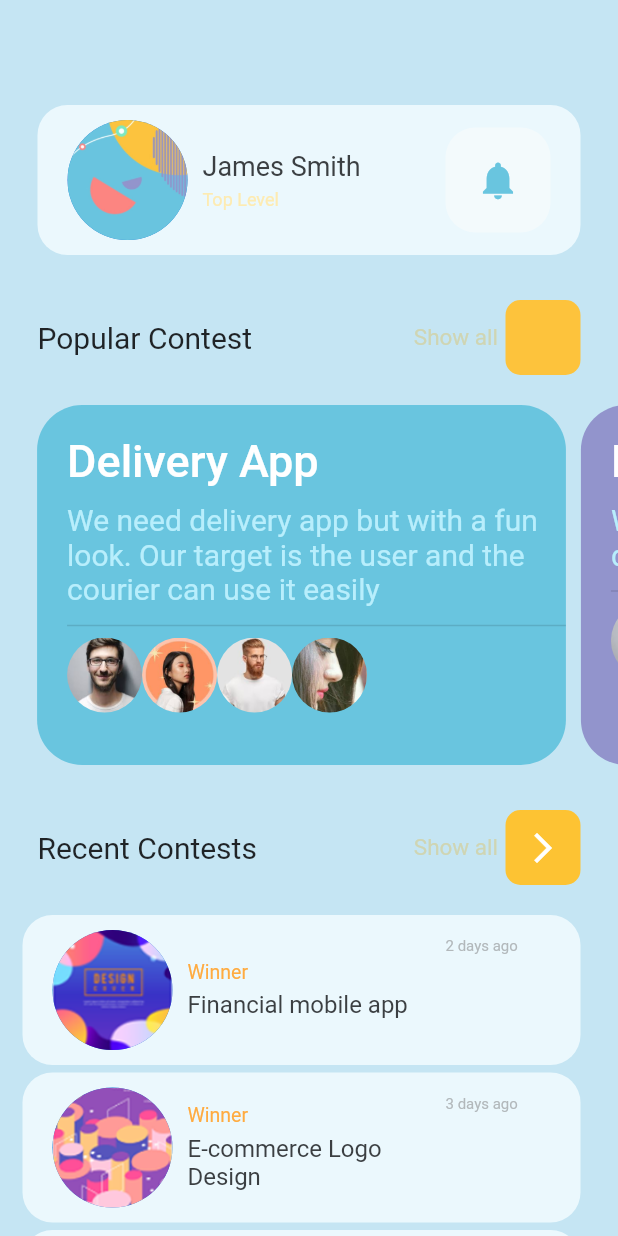
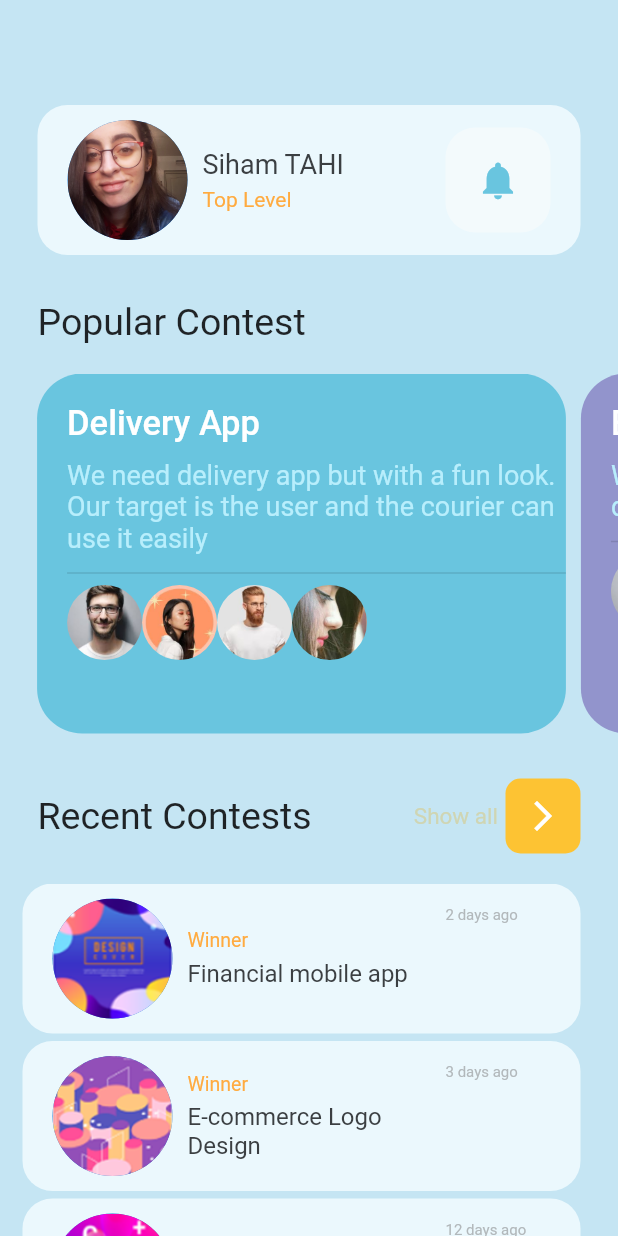
Before and after one commit to Sihamtahi/ContestsApp, a Flutter app: the ContentPage screen opened directly, on a phone screen of 412 x 824 dp. Run offline on Flutter 3.47's test engine with Material 2 defaults, Android fonts, the phone set to English and light mode, and no system bars; our stand-ins replace get.

Commit message:
fixingg the content page

```diff
--- a/lib/content_page.dart
+++ b/lib/content_page.dart
@@ -64,7 +64,7 @@ class _ContentPageState extends State<ContentPage> {
                       CircleAvatar(
                         radius:40,
                         backgroundImage: AssetImage(
-                            "img/background.jpg"
+                            "img/siham.jpg"
                         ),
                       ),
                       SizedBox(width: 10,),
@@ -73,7 +73,7 @@ class _ContentPageState extends State<ContentPage> {
                         crossAxisAlignment: CrossAxisAlignment.start,
                         children: [
                           Text(
-                            "James Smith",
+                            "Siham TAHI",
                             style: TextStyle(
                                 color:Color(0xFF3b3f42),
                                 fontSize: 18,
@@ -84,8 +84,9 @@ class _ContentPageState extends State<ContentPage> {
                           Text(
                             "Top Level",
                             style: TextStyle(
-                                color:Color(0xFFfdebb2),
-                                fontSize: 12,
+                                color:Colors.orangeAccent,
+                                fontSize: 14,
+
                                 decoration: TextDecoration.none
                             ),
                           ),
@@ -123,12 +124,13 @@ class _ContentPageState extends State<ContentPage> {
                       "Popular Contest",
                       style: TextStyle(
                           color:Color(0xFF1f2326),
-                          fontSize: 20,
+                          fontSize: 25,
+
                           decoration: TextDecoration.none
                       ),
                     ),
                     Expanded(child: Container()),
-                    Text(
+                   /* Text(
                       "Show all",
                       style: TextStyle(
                           color:Color(0xFFcfd5b3),
@@ -148,7 +150,7 @@ class _ContentPageState extends State<ContentPage> {
                       child : GestureDetector(
 
                       ),
-                    )
+                    )*/
                   ],
                 ),
               ),
@@ -190,7 +192,7 @@ class _ContentPageState extends State<ContentPage> {
                                       Text(
                                         info[i]['title'],
                                         style: TextStyle(
-                                            fontSize: 30,
+                                            fontSize: 23,
                                             fontWeight: FontWeight.w500,
                                           color:Colors.white
                                         ),
@@ -205,7 +207,7 @@ class _ContentPageState extends State<ContentPage> {
                                 child: Text(
                                   info[i]['text'],
                                   style: TextStyle(
-                                      fontSize: 20,
+                                      fontSize: 18,
                                       color:Color(0xFFb8eefc)
                                   ),
                                 ),
@@ -252,7 +254,7 @@ class _ContentPageState extends State<ContentPage> {
                       "Recent Contests",
                       style: TextStyle(
                           color:Color(0xFF1f2326),
-                          fontSize: 20,
+                          fontSize: 25,
                           decoration: TextDecoration.none
                       ),
                     ),
```
Also changed, not shown: img/siham.jpg (added).
